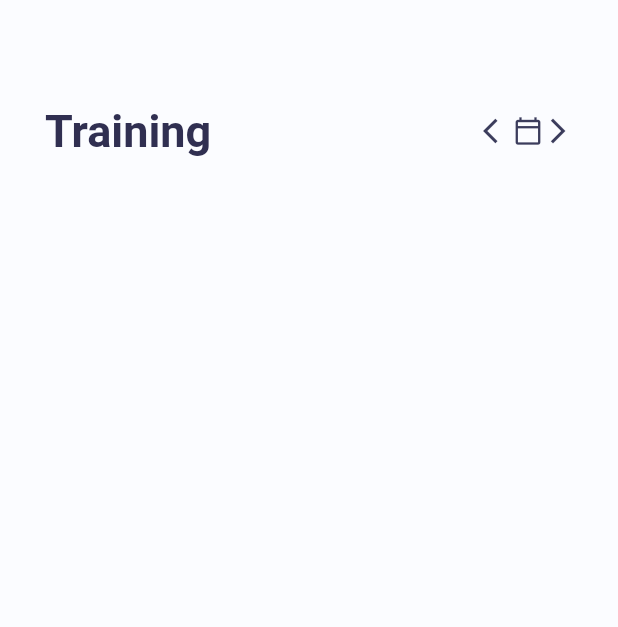
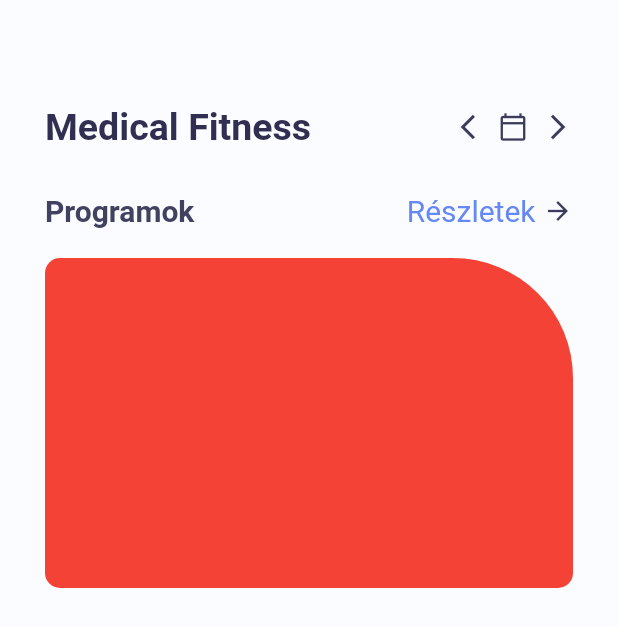
Before and after one commit to maximilianbarabas/fitnessapp, a Flutter app: the screen it shows after launch, on a phone screen of 412 x 824 dp. Shown: the top 627 px of the screen. Run offline on Flutter 3.47's test engine with Material 2 defaults, Android fonts, the phone set to English and light mode, and no system bars.

Commit message:
borderbox and border radius design preparing

```diff
--- a/lib/home_page.dart
+++ b/lib/home_page.dart
@@ -20,24 +20,71 @@ class _HomePageState extends State<HomePage> {
             Row(
               children: [
                 Text(
-                  "Training",
+                  "Medical Fitness",
                   style: TextStyle(
-                      fontSize: 30,
+                      fontSize: 25,
                       color: color.AppColor.homePageTitle,
                       fontWeight: FontWeight.w700),
                 ),
                 Expanded(child: Container()),
                 Icon(Icons.arrow_back_ios,
                     size: 20, color: color.AppColor.homePageIcons),
+                SizedBox(
+                  width: 5,
+                ),
                 Icon(
                   Icons.calendar_today_outlined,
                   size: 20,
                   color: color.AppColor.homePageIcons,
                 ),
+                SizedBox(
+                  width: 10,
+                ),
                 Icon(Icons.arrow_forward_ios,
                     size: 20, color: color.AppColor.homePageIcons),
               ],
-            )
+            ),
+            SizedBox(
+              height: 30,
+            ),
+            Row(
+              children: [
+                Text(
+                  "Programok",
+                  style: TextStyle(
+                      fontSize: 20,
+                      color: color.AppColor.homePageSubtitle,
+                      fontWeight: FontWeight.w700),
+                ),
+                Expanded(child: Container()),
+                Text(
+                  "Részletek",
+                  style: TextStyle(
+                    fontSize: 20,
+                    color: color.AppColor.homePageDetail,
+                  ),
+                ),
+                SizedBox(
+                  width: 5,
+                ),
+                Icon(Icons.arrow_forward,
+                    size: 20, color: color.AppColor.homePageIcons)
+              ],
+            ),
+            SizedBox(
+              height: 20,
+            ),
+            Container(
+                width: MediaQuery.of(context).size.width,
+                height: 220,
+                decoration: BoxDecoration(
+                    color: Colors.red,
+                    borderRadius: BorderRadius.only(
+                      topLeft: Radius.circular(10),
+                      bottomLeft: Radius.circular(10),
+                      bottomRight: Radius.circular(10),
+                      topRight: Radius.circular(80),
+                    )))
           ],
         ),
       ),
```
